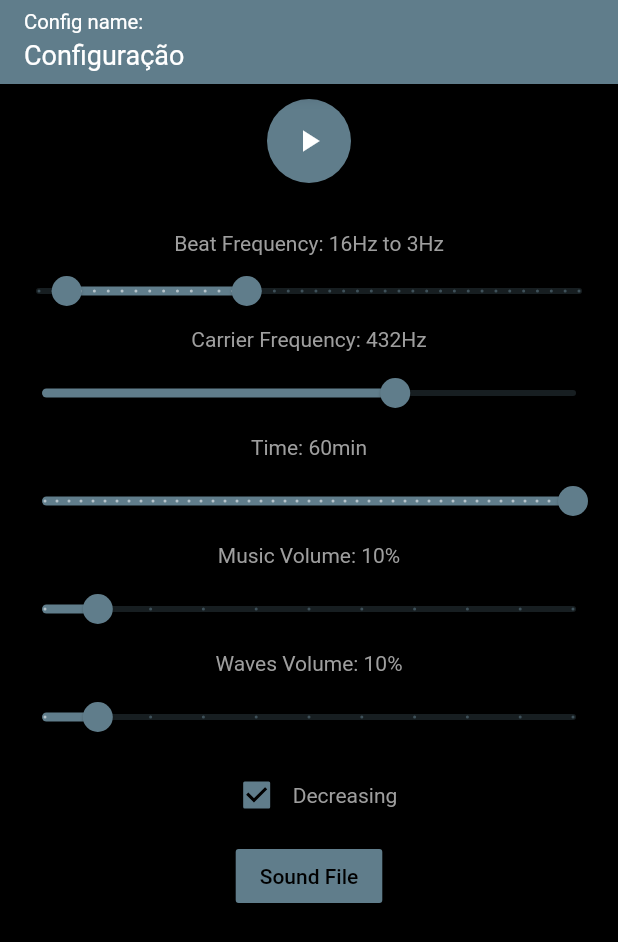
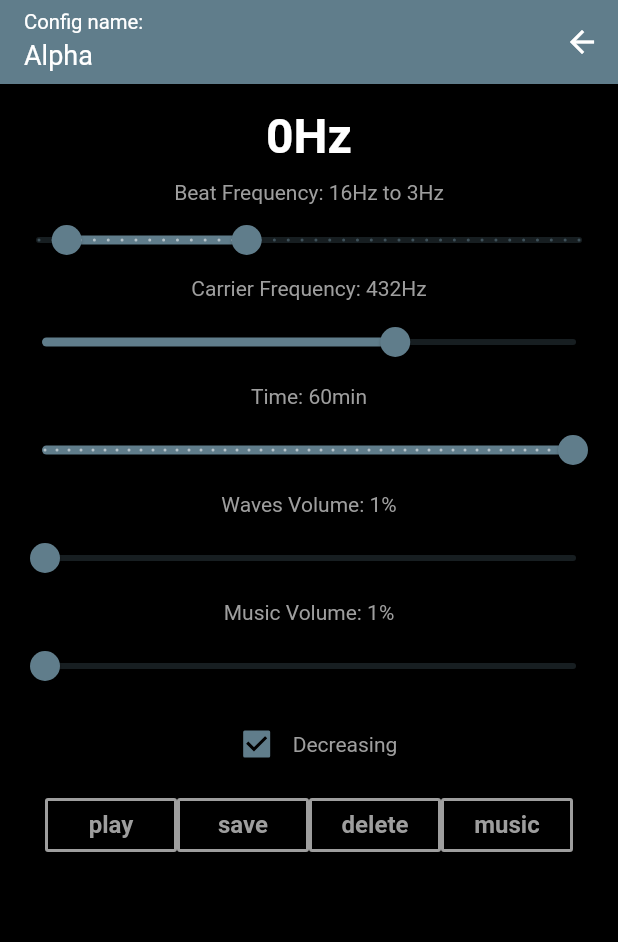
Before and after one commit to zavarese/binauralsleep, a Flutter app: the screen it shows after launch, on a phone screen of 412 x 824 dp. Shown: the top 942 px of the screen. Run offline on Flutter 3.47's test engine with Material 2 defaults, Android fonts, the phone set to English and light mode, and no system bars; our stand-ins replace file_picker, shared_preferences.

Commit message:
Removido ruido na transição e criado componentes customizados

```diff
--- a/lib/main.dart
+++ b/lib/main.dart
@@ -1,6 +1,6 @@
 import 'package:flutter/material.dart';
-import 'package:binauralsleep/shared_prefs.dart';
-import 'package:binauralsleep/splash.dart';
+import 'package:binauralsleep/util/shared_prefs.dart';
+import 'package:binauralsleep/pages/splash.dart';
 
 Future <void> main() async{
   WidgetsFlutterBinding.ensureInitialized();
--- a/lib/config_list.dart
+++ b/lib/pages/config_list.dart
@@ -1,5 +1,5 @@
-import 'package:binauralsleep/binaural.dart';
-import 'package:binauralsleep/configuration.dart';
+import 'package:binauralsleep/model/binaural.dart';
+import 'package:binauralsleep/pages/configuration.dart';
 import 'package:flutter/material.dart';
 import 'package:flutter/services.dart';
 import 'dart:convert';
--- a/lib/configuration.dart
+++ b/lib/pages/configuration.dart
@@ -1,8 +1,9 @@
 import 'dart:async';
 import 'dart:io';
 import 'package:file_picker/file_picker.dart';
-import 'package:binauralsleep/shared_prefs.dart';
-import 'package:binauralsleep/style.dart';
+import 'package:binauralsleep/util/shared_prefs.dart';
+import 'package:binauralsleep/util/style.dart';
+import 'package:binauralsleep/util/components.dart';
 import 'package:flutter/material.dart';
 import 'package:intl/intl.dart';
 import 'package:flutter/services.dart';
@@ -42,7 +43,7 @@ class ConfigPageState extends State<ConfigPage> with WidgetsBindingObserver  {
   String preparedPlayer = "0";
 
   //File browser
-  String loading = "";
+  String loading = "0Hz";
   String _loadedFile = "none";
   FilePickerResult result;
   File file;
@@ -59,6 +60,7 @@ class ConfigPageState extends State<ConfigPage> with WidgetsBindingObserver  {
 
   @override
   Widget build(BuildContext context) {
+
     SystemChrome.setPreferredOrientations([
       DeviceOrientation.portraitUp,
     ]);
@@ -74,15 +76,13 @@ class ConfigPageState extends State<ConfigPage> with WidgetsBindingObserver  {
               children: <Widget>[
                 Column(
                   children: <Widget>[
-                    Padding(padding: const EdgeInsets.all(5.0)),
-                    floatButton(),
-                    Padding(padding: const EdgeInsets.all(3.0)),
+                    Padding(padding: const EdgeInsets.all(8.0)),
                     Text(
                         (currFreq==""?loading:f.format(double.parse(currFreq))+"Hz"),
                         style: TextStyle(
-                            color: Colors.grey,
+                            color: Colors.white,
                             fontWeight: FontWeight.bold,
-                            fontSize: 14)
+                            fontSize: 32)
                     ),
                     Padding(padding: const EdgeInsets.all(5.0)),
                     Text(
@@ -97,25 +97,57 @@ class ConfigPageState extends State<ConfigPage> with WidgetsBindingObserver  {
                         textAlign: TextAlign.left,
                         style: textStyle
                     ),
-                    sliderFrequency(context),
+                    SliderCustomState(
+                        sliderCustom: SliderCustom(
+                            value: frequency,
+                            valueMin: freqMin,
+                            valueMax: freqMax,
+                            division: division,
+                            function: setFrequency
+                        )
+                    ),
                     Text(
                         "Time: "+minutes.toInt().toString()+"min",
                         textAlign: TextAlign.left,
                         style: textStyle
                     ),
-                    sliderMinute(context),
+                    SliderCustomState(
+                        sliderCustom: SliderCustom(
+                            value: minutes,
+                            valueMin: 15.0,
+                            valueMax: 60.0,
+                            division: 44,
+                            function: setMinutes
+                        )
+                    ),
                     Text(
-                        "Music Volume: "+(volumeMusic*10).toStringAsFixed(0)+"%",
+                        "Waves Volume: "+(volumeWaves).toStringAsFixed(0)+"%",
                         textAlign: TextAlign.left,
                         style: textStyle
                     ),
-                    sliderVolMusic(context),
+                    SliderCustomState(
+                        sliderCustom: SliderCustom(
+                            value: volumeWaves,
+                            valueMin: 10.0,
+                            valueMax: 100.0,
+                            division: 89,
+                            function: setVolumeWaves
+                        )
+                    ),
                     Text(
-                        "Waves Volume: "+(volumeWaves*10).toStringAsFixed(0)+"%",
+                        "Music Volume: "+(volumeMusic).toStringAsFixed(0)+"%",
                         textAlign: TextAlign.left,
                         style: textStyle
                     ),
-                    sliderVolWave(context),
+                    SliderCustomState(
+                        sliderCustom: SliderCustom(
+                            value: volumeMusic,
+                            valueMin: 10.0,
+                            valueMax: 100.0,
+                            division: 89,
+                            function: setVolumeMusic
+                        )
+                    ),
                     Container(
                         width: 350,
                         child: Row(
@@ -139,14 +171,55 @@ class ConfigPageState extends State<ConfigPage> with WidgetsBindingObserver  {
                         )
                     ),
                     Padding(padding: const EdgeInsets.all(3.0)),
-                    RaisedButton(
-                        color: Colors.blueGrey,
-                        textColor: Colors.black,
-                        child: Text("Sound File"),
-                        onPressed:(){
-                          fileBrowser();
-                        }
-                    )
+                    Row(
+                      mainAxisAlignment:  MainAxisAlignment.center,
+                      children: <Widget>[
+                        Column(
+                            children: <Widget>[
+                              ButtonCustomState(
+                                button: ButtonCustom(
+                                    label: (isPlaying ? "stop" : "play"),
+                                    active: (isPlaying ? true : false),
+                                    function: playButton
+                                ),
+                              ),
+                            ]
+                        ),
+                        Column(
+                            children: <Widget>[
+                              ButtonCustomState(
+                                button: ButtonCustom(
+                                    label: 'save',
+                                    active: false,
+                                    function: fileBrowser
+                                ),
+                              ),
+                            ]
+                        ),
+                        Column(
+                            children: <Widget>[
+                              ButtonCustomState(
+                                button: ButtonCustom(
+                                    label: 'delete',
+                                    active: false,
+                                    function: fileBrowser
+                                ),
+                              ),
+                            ]
+                        ),
+                        Column(
+                            children: <Widget>[
+                              ButtonCustomState(
+                                button: ButtonCustom(
+                                    label: 'music',
+                                    active: (result==null?false:true),
+                                    function: (loading == "0Hz"?(result==null?fileBrowser:emptyMusic):null)
+                                ),
+                              ),
+                            ]
+                        ),
+                      ]
+                    ),
                   ],
                 ),
               ],
@@ -254,7 +327,7 @@ class ConfigPageState extends State<ConfigPage> with WidgetsBindingObserver  {
 
   //To get mp3 or wav files
   Future<void> fileBrowser() async {
-    setState(() {loading = "Loading...";});
+    setState(() {loading = "loading...";});
 
     result = await FilePicker.platform.pickFiles(
       type: FileType.custom,
@@ -267,7 +340,15 @@ class ConfigPageState extends State<ConfigPage> with WidgetsBindingObserver  {
       file = File(result.files.single.path);
     }
 
-    setState(() {loading = "";});
+    setState(() {loading = "0Hz";});
+  }
+
+  void emptyMusic(){
+    if(loading == "0Hz" && isPlaying==false) {
+      setState(() {
+        result = null;
+      });
+    }
   }
 
   //Play configuration
@@ -288,9 +369,9 @@ class ConfigPageState extends State<ConfigPage> with WidgetsBindingObserver  {
         'isoBeatMax': isoBeatMax.toString(),
         'isoBeatMin': isoBeatMin.toString(),
         'minutes': minutes.toString(),
-        'volumeWave': volume.toString(),
+        'volumeWave': (volume/10).toString(),
         'url': _loadedFile,
-        'volumeNoise': volumeMusic.toString(),
+        'volumeNoise': (volumeMusic/10).toString(),
         'decreasing': decreasing.toString(),
       });
       response = value;
@@ -311,11 +392,13 @@ class ConfigPageState extends State<ConfigPage> with WidgetsBindingObserver  {
         'frequency': frequency.toString(),
         'isoBeatMax': isoBeatMax.toString(),
         'isoBeatMin': isoBeatMin.toString(),
+        'decreasing': decreasing.toString(),
       });
       response = value;
     } on PlatformException catch (e) {
       response = "Failed to Invoke: '${e.message}'.";
     }
+
     setState(() {_responseFromNativeCode = response;});
   }
 
@@ -368,6 +451,7 @@ class ConfigPageState extends State<ConfigPage> with WidgetsBindingObserver  {
       }else{
         _timer.cancel();
         isPlaying = false;
+        result=null;
       }
     });
   }
@@ -393,10 +477,8 @@ class ConfigPageState extends State<ConfigPage> with WidgetsBindingObserver  {
   }
 
   //Play float button
-  Widget floatButton() {
-    return FloatingActionButton(
-      onPressed: () {
-        if(loading == "") {
+  void playButton() {
+    if(loading == "0Hz") {
           setState(() {
             if (isPlaying) {
               _timer.cancel();
@@ -409,15 +491,17 @@ class ConfigPageState extends State<ConfigPage> with WidgetsBindingObserver  {
             }
           });
         }
-      },
-      // Display the correct icon depending on the state of the player.
-      child: Icon(isPlaying ? Icons.stop : Icons.play_arrow,),
-    );
   }
 
   Widget appBar () {
 
     return AppBar(
+        actions: <Widget>[
+          IconButton(
+            icon: Icon(Icons.arrow_back, color: Colors.white),
+            onPressed: () => Navigator.of(context).pop(),
+          ),
+        ],
         title: Form(
           key: _formKey,
           child:TextFormField(
@@ -471,146 +555,30 @@ class ConfigPageState extends State<ConfigPage> with WidgetsBindingObserver  {
     );
   }
 
-  //Carrier frequency slider bar
-  Widget sliderFrequency(BuildContext context) {
-    return Container(
-      width: MediaQuery
-          .of(context)
-          .size
-          .width,
-      child: SliderTheme(
-        data: SliderTheme.of(context).copyWith(
-          trackShape: RoundedRectSliderTrackShape(),
-          trackHeight: 4.0,
-          thumbShape: RoundSliderThumbShape(enabledThumbRadius: 10.0),
-          overlayShape: RoundSliderOverlayShape(overlayRadius: 28.0),
-          tickMarkShape: RoundSliderTickMarkShape(),
-          valueIndicatorShape: PaddleSliderValueIndicatorShape(),
-          valueIndicatorTextStyle: TextStyle(
-            color: Colors.white,
-          ),
-        ),
-        child: Slider(
-          value: frequency,
-          min: freqMin,
-          max: freqMax,
-          divisions: division,
-          label: frequency.toInt().toString(),
-          onChanged: (double value) {
+  void setFrequency(double value){
     setState(() {
       frequency = value;
     });
-          },
-        ),
-      ),
-    );
   }
 
-  //Time of execution slider bar
-  Widget sliderMinute(BuildContext context) {
-    return Container(
-      width: MediaQuery
-          .of(context)
-          .size
-          .width,
-      child: SliderTheme(
-        data: SliderTheme.of(context).copyWith(
-          trackShape: RoundedRectSliderTrackShape(),
-          trackHeight: 4.0,
-          thumbShape: RoundSliderThumbShape(enabledThumbRadius: 10.0),
-          overlayShape: RoundSliderOverlayShape(overlayRadius: 28.0),
-          tickMarkShape: RoundSliderTickMarkShape(),
-          valueIndicatorShape: PaddleSliderValueIndicatorShape(),
-          valueIndicatorTextStyle: TextStyle(
-            color: Colors.white,
-          ),
-        ),
-        child: Slider(
-          value: minutes,
-          min: 15.0,
-          max: 60.0,
-          divisions: 44,
-          label: minutes.toInt().toString(),
-          onChanged: (double value) {
+  void setMinutes(double value) {
     setState(() {
       minutes = value;
       sharedPrefs.minutes = minutes;
     });
-          },
-        ),
-      ),
-    );
   }
 
-  //Music volume slider bar
-  Widget sliderVolMusic(BuildContext context) {
-    return Container(
-      width: MediaQuery
-          .of(context)
-          .size
-          .width,
-      child: SliderTheme(
-        data: SliderTheme.of(context).copyWith(
-          trackShape: RoundedRectSliderTrackShape(),
-          trackHeight: 4.0,
-          thumbShape: RoundSliderThumbShape(enabledThumbRadius: 10.0),
-          overlayShape: RoundSliderOverlayShape(overlayRadius: 28.0),
-          tickMarkShape: RoundSliderTickMarkShape(),
-          valueIndicatorShape: PaddleSliderValueIndicatorShape(),
-          valueIndicatorTextStyle: TextStyle(
-            color: Colors.white,
-          ),
-        ),
-        child: Slider(
-          value: volumeMusic,
-          min: 0.0,
-          max: 10.0,
-          divisions: 10,
-          label: (volumeMusic*10).toInt().toString(),
-          onChanged: (double value) {
+  void setVolumeMusic(double value) {
     setState(() {
       volumeMusic = value;
       sharedPrefs.volumeMusic = volumeMusic;
     });
-          },
-        ),
-      ),
-    );
   }
 
-  //Wave volume slider bar
-  Widget sliderVolWave(BuildContext context) {
-    return Container(
-      width: MediaQuery
-          .of(context)
-          .size
-          .width,
-      child: SliderTheme(
-        data: SliderTheme.of(context).copyWith(
-          trackShape: RoundedRectSliderTrackShape(),
-          trackHeight: 4.0,
-          thumbShape: RoundSliderThumbShape(enabledThumbRadius: 10.0),
-          overlayShape: RoundSliderOverlayShape(overlayRadius: 28.0),
-          tickMarkShape: RoundSliderTickMarkShape(),
-          valueIndicatorShape: PaddleSliderValueIndicatorShape(),
-          valueIndicatorTextStyle: TextStyle(
-            color: Colors.white,
-          ),
-        ),
-        child: Slider(
-          value: volumeWaves,
-          min: 0.0,
-          max: 10.0,
-          divisions: 10,
-          label: (volumeWaves*10).toInt().toString(),
-          onChanged: (double value) {
+  void setVolumeWaves(double value) {
     setState(() {
       volumeWaves = value;
       sharedPrefs.volumeWaves = volumeWaves;
     });
-          },
-        ),
-      ),
-    );
   }
 }
--- a/lib/splash.dart
+++ b/lib/pages/splash.dart
@@ -1,6 +1,6 @@
 import 'package:flutter/material.dart';
-import 'package:binauralsleep/config_list.dart';
-import 'package:binauralsleep/configuration.dart';
+import 'package:binauralsleep/pages/config_list.dart';
+import 'package:binauralsleep/pages/configuration.dart';
 import 'package:flutter/services.dart';
 
 class Splash extends StatefulWidget {
@@ -15,7 +15,7 @@ class _SplashState extends State<Splash> {
     super.initState();
     //SystemChrome.setEnabledSystemUIOverlays([]);
     Future.delayed(Duration(seconds: 4)).then((_){
-      Navigator.pushReplacement(context, MaterialPageRoute(builder: (context)=>ConfigPage(0,"Configuração",3,16,432,true)));
+      Navigator.pushReplacement(context, MaterialPageRoute(builder: (context)=>ConfigPage(0,"Alpha",3,16,432,true)));
     });
   }
 
--- /dev/null
+++ b/lib/util/components.dart
@@ -0,0 +1,98 @@
+import 'package:flutter/material.dart';
+import 'package:binauralsleep/util/style.dart';
+
+class ButtonCustom {
+  const ButtonCustom({this.label,this.active,this.function});
+  final String label;
+  final bool active;
+  final Function function;
+}
+
+class ButtonCustomState extends StatelessWidget {
+  const ButtonCustomState({Key key, this.button,}) : super(key: key);
+  final ButtonCustom button;
+
+
+  @override
+  Widget build(BuildContext context) {
+    Color colorBackground;
+    Color colorBorder;
+    Color colorText;
+
+    if(button.active){
+      colorBackground = Colors.grey;
+      colorBorder = Colors.grey;
+      colorText = Colors.black;
+    }else{
+      colorBackground = Colors.black;
+      colorBorder = Colors.grey;
+      colorText = Colors.grey;
+    }
+
+    return DecoratedBox(
+        decoration: ShapeDecoration(shape: Border(), color: colorBackground),
+        child: Theme(
+        data: Theme.of(context).copyWith(
+        buttonTheme: ButtonTheme.of(context).copyWith(
+            materialTapTargetSize: MaterialTapTargetSize.shrinkWrap)),
+        child: OutlineButton(
+          child: Text(button.label,
+            style: TextStyle(color: colorText,fontWeight: FontWeight.bold,fontSize: 16),
+          ),
+          borderSide: BorderSide(
+            color: colorBorder,
+            width: 2,
+          ),
+          onPressed: button.function,
+          )
+        )
+    );
+  }
+}
+
+class SliderCustom {
+  const SliderCustom({this.value,this.valueMin,this.valueMax,this.division,this.function});
+
+  final double value;
+  final double valueMin;
+  final double valueMax;
+  final int division;
+  final Function function;
+}
+
+//Carrier frequency slider bar
+class SliderCustomState  extends StatelessWidget {
+  const SliderCustomState({Key key, this.sliderCustom}) : super(key: key);
+  final SliderCustom sliderCustom;
+
+  @override
+  Widget build(BuildContext context) {
+    return Container(
+      width: MediaQuery
+          .of(context)
+          .size
+          .width,
+      child: SliderTheme(
+        data: SliderTheme.of(context).copyWith(
+          trackShape: RoundedRectSliderTrackShape(),
+          trackHeight: 4.0,
+          thumbShape: RoundSliderThumbShape(enabledThumbRadius: 10.0),
+          overlayShape: RoundSliderOverlayShape(overlayRadius: 28.0),
+          tickMarkShape: RoundSliderTickMarkShape(),
+          valueIndicatorShape: PaddleSliderValueIndicatorShape(),
+          valueIndicatorTextStyle: TextStyle(
+            color: Colors.white,
+          ),
+        ),
+        child: Slider(
+          value: sliderCustom.value,
+          min: sliderCustom.valueMin,
+          max: sliderCustom.valueMax,
+          divisions: sliderCustom.division,
+          label: sliderCustom.value.toInt().toString(),
+          onChanged: sliderCustom.function,
+        ),
+      ),
+    );
+  }
+}
--- a/lib/style.dart
+++ b/lib/util/style.dart
@@ -10,3 +10,13 @@ TextStyle textStyleDropDown = TextStyle(
   fontWeight: FontWeight.normal,
   fontSize: 14,
 );
+TextStyle textStyleButton = TextStyle(
+  color: Colors.grey,
+  fontWeight: FontWeight.bold,
+  fontSize: 16,
+);
+TextStyle textStyleButtonAct = TextStyle(
+  color: Colors.black,
+  fontWeight: FontWeight.bold,
+  fontSize: 16,
+);
```
Also changed, not shown: lib/model/binaural.dart (renamed from lib/binaural.dart), lib/util/shared_prefs.dart (renamed from lib/shared_prefs.dart), 2 other files. Lines whose indentation alone changed are shown as unchanged.
